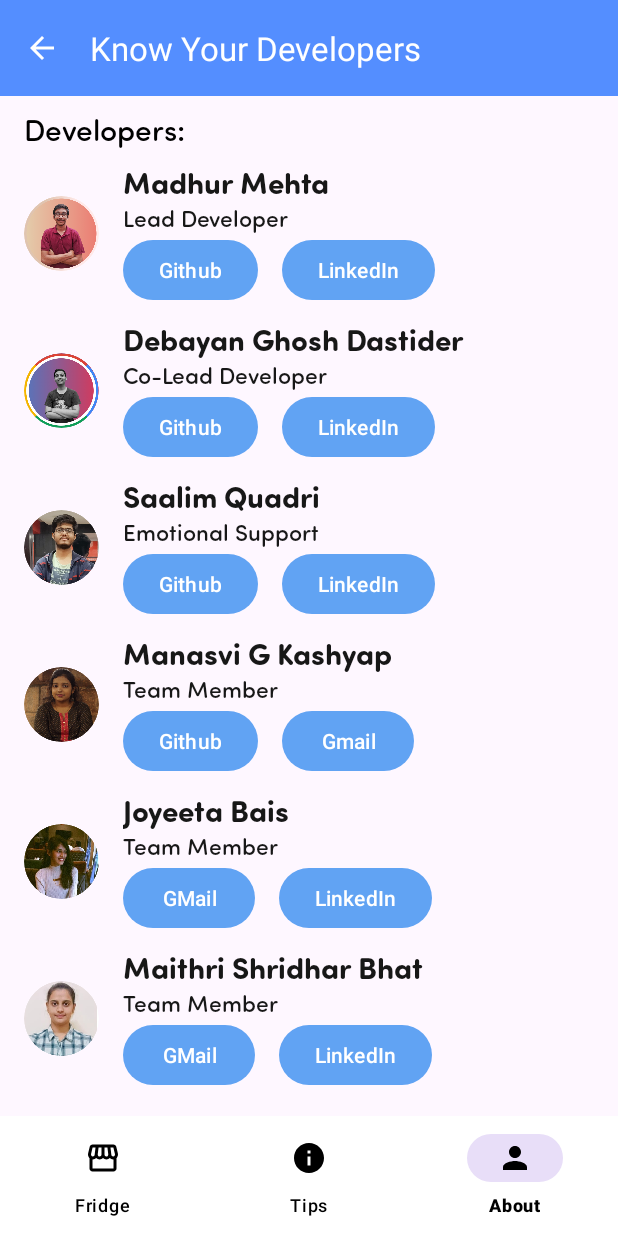
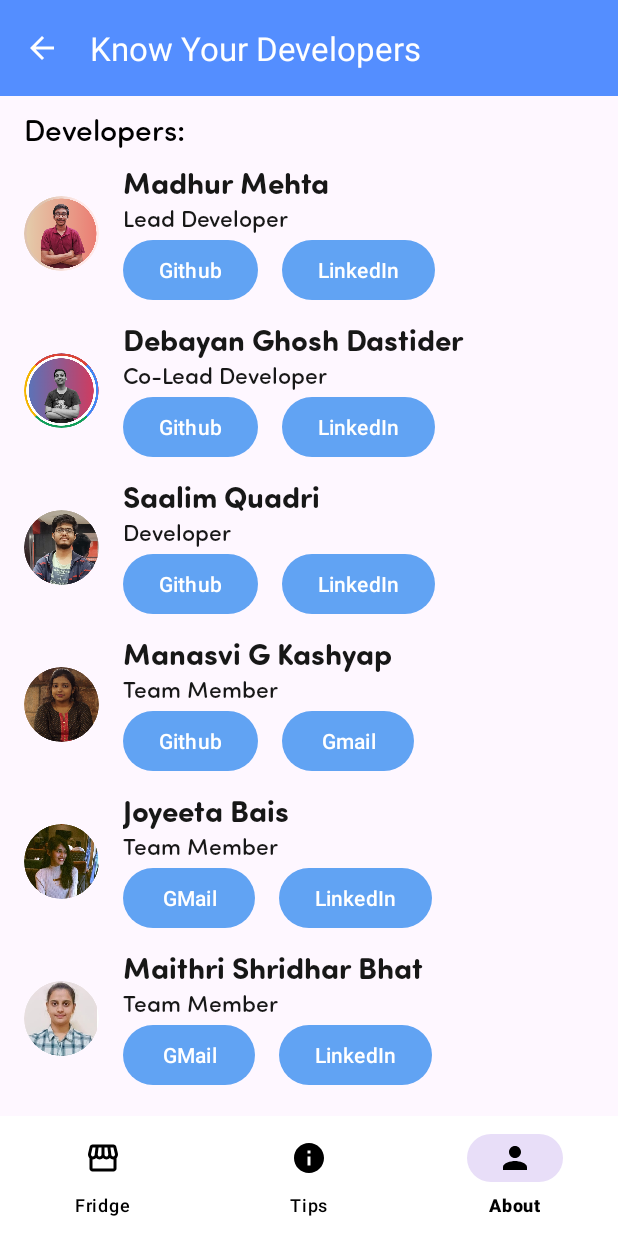
Before and after one commit to danascape/robust, an Android app: the AboutFragment screen opened through its navigation route, on a phone screen of 412 x 824 dp. Run offline under Robolectric (Android 15) with nearby library versions, the phone set to English and light mode, and no system bars; our stand-ins replace navigation-ui; 5 statements that could not run were skipped.

Commit message:
Promote Me

```diff
--- a/app/src/main/res/layout/fragment_about.xml
+++ b/app/src/main/res/layout/fragment_about.xml
@@ -222,7 +222,7 @@
                 android:layout_width="wrap_content"
                 android:layout_height="wrap_content"
                 android:fontFamily="@font/sofiaprosoftmedium"
-                android:text="Emotional Support"
+                android:text="Developer"
                 android:textColor="@color/dark"
                 android:textSize="15sp" />
 
```
